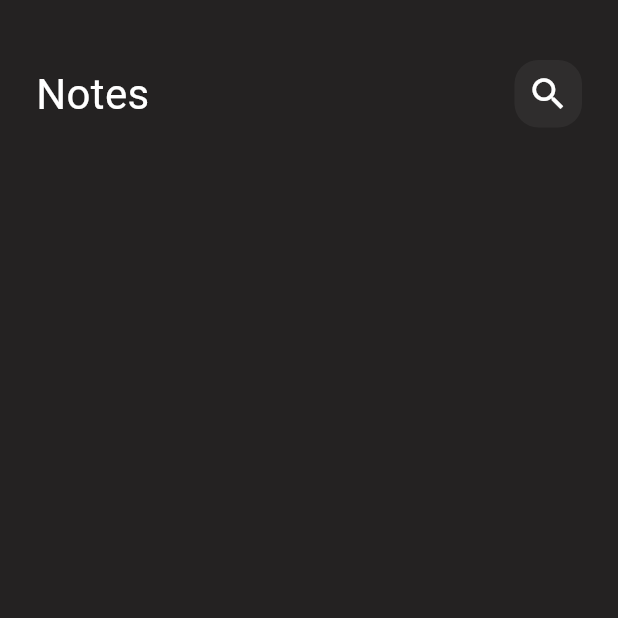
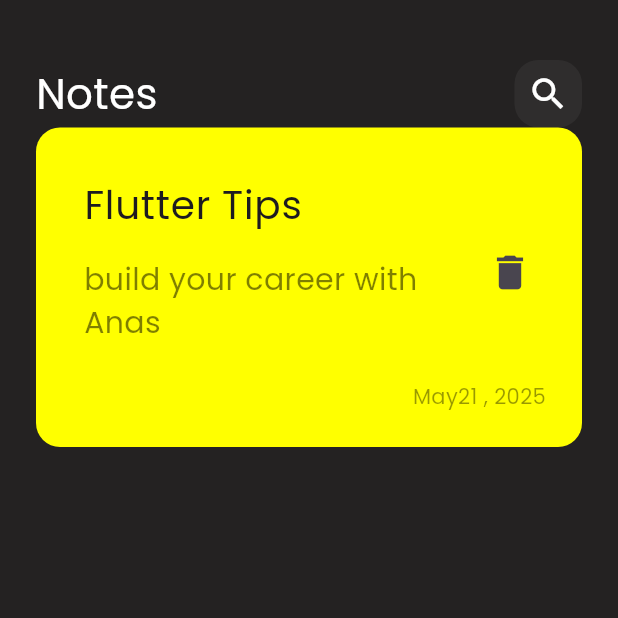
Before and after one commit to anashany-shift/notes_app, a Flutter app: the screen it shows after launch, on a phone screen of 412 x 824 dp, the top half of it. Run offline on Flutter 3.47's test engine with Material 3 defaults, Android fonts, the phone set to English and light mode, and no system bars.

Commit message:
create note App change theme and create note_view create notesViewBody create appBar create custom_note_item

```diff
--- a/lib/main.dart
+++ b/lib/main.dart
@@ -14,7 +14,8 @@ class NoteApp extends StatelessWidget {
     return MaterialApp(
       debugShowCheckedModeBanner: false,
       theme: ThemeData(
-        scaffoldBackgroundColor: Color(0xff242222)
+        scaffoldBackgroundColor: Color(0xff242222),
+        fontFamily: 'Poppins'
       ),
       home:NotesView() ,
     );
--- a/lib/views/widgets/custom_app_bar.dart
+++ b/lib/views/widgets/custom_app_bar.dart
@@ -1,6 +1,6 @@
 import 'package:flutter/material.dart';
 
-import 'custom+Search_icon.dart';
+import 'custom_Search_icon.dart';
 
 class CustomAppBar extends StatelessWidget {
   const CustomAppBar({super.key});
--- /dev/null
+++ b/lib/views/widgets/custom_note_item.dart
@@ -0,0 +1,43 @@
+import 'package:flutter/material.dart';
+
+class NoteItem extends StatelessWidget {
+  const NoteItem({super.key});
+
+  @override
+  Widget build(BuildContext context) {
+    return Container(
+      padding: EdgeInsets.only(top: 24,bottom: 24,left: 16),
+      decoration: BoxDecoration(
+        color: Colors.yellowAccent,
+        borderRadius: BorderRadius.circular(16),
+      ),
+      child: Column(
+        crossAxisAlignment: CrossAxisAlignment.end,
+        children: [
+          ListTile(
+
+            title: Text(
+              'Flutter Tips',
+              style: TextStyle(fontSize: 26),
+            ),
+            subtitle: Padding(
+              padding: const EdgeInsets.only(top: 16.0,bottom: 16),
+              child: Text(
+                'build your career with Anas',
+                style: TextStyle(fontSize: 20,color: Colors.black.withOpacity(0.5)),
+              ),
+            ),
+            trailing: IconButton(onPressed: (){}, icon: Icon(Icons.delete,size:30,)),
+          ),
+          Padding(
+            padding: const EdgeInsets.only(right: 24.0),
+            child: Text(
+              'May21 , 2025',
+              style: TextStyle(color: Colors.black.withOpacity(0.4)),
+            ),
+          )
+        ],
+      ),
+    );
+  }
+}
--- a/lib/views/widgets/notes_view_body.dart
+++ b/lib/views/widgets/notes_view_body.dart
@@ -1,5 +1,7 @@
 import 'package:flutter/material.dart';
 import 'package:note_app/views/widgets/custom_app_bar.dart';
+
+import 'custom_note_item.dart';
 
 class NotesViewBody extends StatelessWidget {
   const NotesViewBody({super.key});
@@ -12,6 +14,7 @@ class NotesViewBody extends StatelessWidget {
         children: [
           SizedBox(height: 40,),
           CustomAppBar(),
+          NoteItem()
         ],
       ),
     );
```
Also changed, not shown: pubspec.yaml (+6 -12 lines), assets/fonts/Poppins-Regular.ttf (added), lib/views/widgets/custom_Search_icon.dart (renamed from lib/views/widgets/custom+Search_icon.dart).
